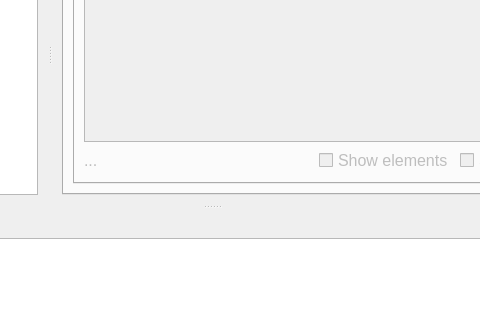
First picture: the form in applications/gui/qt/SimpleGUI_QtCreator/SimpleGUI/mainwindow.ui, repository vits-hugs/Genesys-Simulator, before the edit; both pictures show x 227 to 707 and y 145 to 465 of the 877 by 606 pixel window.
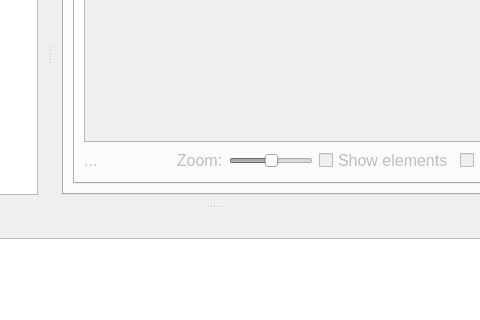
Second picture: the form after the edit. The open tabs and pages were chosen to show the change. Icons and pictures are not drawn.

Patch:
```diff
--- a/applications/gui/qt/SimpleGUI_QtCreator/SimpleGUI/mainwindow.ui
+++ b/applications/gui/qt/SimpleGUI_QtCreator/SimpleGUI/mainwindow.ui
@@ -128,6 +128,29 @@
                 </property>
                </widget>
               </item>
+              <item>
+               <widget class="QLabel" name="label_3">
+                <property name="text">
+                 <string>  Zoom:</string>
+                </property>
+               </widget>
+              </item>
+              <item>
+               <widget class="QSlider" name="horizontalSlider_Zoom">
+                <property name="enabled">
+                 <bool>false</bool>
+                </property>
+                <property name="maximum">
+                 <number>100</number>
+                </property>
+                <property name="value">
+                 <number>50</number>
+                </property>
+                <property name="orientation">
+                 <enum>Qt::Horizontal</enum>
+                </property>
+               </widget>
+              </item>
               <item>
                <widget class="QCheckBox" name="checkBox_ShowElements">
                 <property name="text">
```
Left out of the diff: 10 changed lines with no effect on the pictures.
